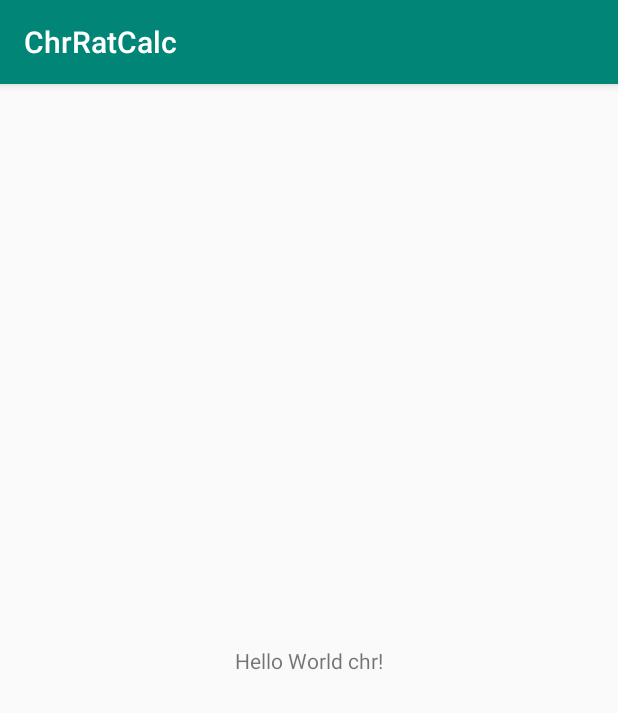
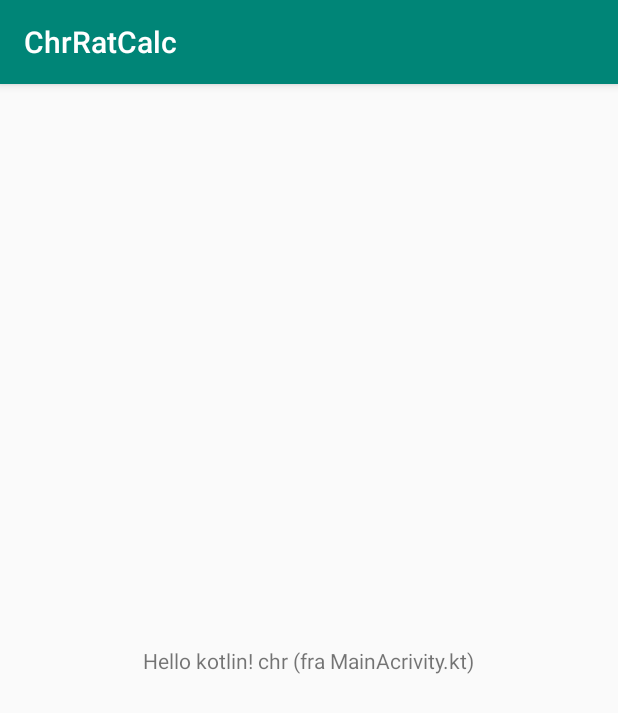
Before and after one commit to Weiqifan1/ChrRC, an Android app: the screen it shows after launch (MainActivity), on a phone screen of 412 x 824 dp. Shown: the top 713 px of the screen. Run offline under Robolectric (Android 15) with nearby library versions, the phone set to English and light mode, and no system bars.

Commit message:
projektet virker nu. Jeg er nu ajour med KotlinForAndroidDevelopers januar2019 side 29 af 226

```diff
--- a/app/build.gradle
+++ b/app/build.gradle
@@ -26,6 +26,10 @@ dependencies {
     implementation fileTree(dir: 'libs', include: ['*.jar'])
     implementation"org.jetbrains.kotlin:kotlin-stdlib-jdk7:$kotlin_version"
     implementation 'com.android.support:appcompat-v7:28.0.0'
+
+    //implementation "org.jetbrains.anko-common:$anko_version" //KotlinForAndroidDevs 27/226
+    implementation "org.jetbrains.anko:anko:$anko_version" //Undervisning vet app 20190308
+
     implementation 'com.android.support.constraint:constraint-layout:1.1.3'
     testImplementation 'junit:junit:4.12'
     androidTestImplementation 'com.android.support.test:runner:1.0.2'
--- a/app/src/main/java/com/example/chrratcalc/MainActivity.kt
+++ b/app/src/main/java/com/example/chrratcalc/MainActivity.kt
@@ -2,11 +2,13 @@ package com.example.chrratcalc
 
 import android.support.v7.app.AppCompatActivity
 import android.os.Bundle
+import kotlinx.android.synthetic.main.activity_main.*
 
 class MainActivity : AppCompatActivity() {
 
     override fun onCreate(savedInstanceState: Bundle?) {
         super.onCreate(savedInstanceState)
         setContentView(R.layout.activity_main)
+        messageChr.text = "Hello kotlin! chr (fra MainAcrivity.kt)"//KotlinForAndroidDevs 28/226
     }
 }
--- a/app/src/main/res/layout/activity_main.xml
+++ b/app/src/main/res/layout/activity_main.xml
@@ -8,6 +8,7 @@
         tools:context=".MainActivity">
 
     <TextView
+            android:id="@+id/messageChr"
             android:layout_width="wrap_content"
             android:layout_height="wrap_content"
             android:text="Hello World chr!"
@@ -17,3 +18,6 @@
             app:layout_constraintTop_toTopOf="parent"/>
 
 </android.support.constraint.ConstraintLayout>
+
+        <!-- kommentarer -->
+        <!-- linjen "android:id="@+id/message" kommer fra KotlinForAndroidDevs 27/226  -->
--- a/build.gradle
+++ b/build.gradle
@@ -1,7 +1,9 @@
 // Top-level build file where you can add configuration options common to all sub-projects/modules.
 
 buildscript {
+    ext.support_version = '28.0.0'//KotlinForAndroidDevs 26/226
     ext.kotlin_version = '1.3.21'
+    ext.anko_version = '0.10.8'//KotlinForAndroidDevs 26/226
     repositories {
         google()
         jcenter()
```
